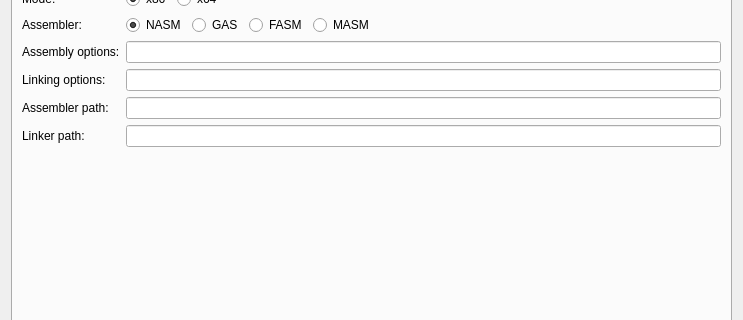
Above: settings.ui from Dman95/SASM before the change; both pictures show x 0 to 743 and y 88 to 408 of the 743 by 494 pixel window. Below: the same form after it.
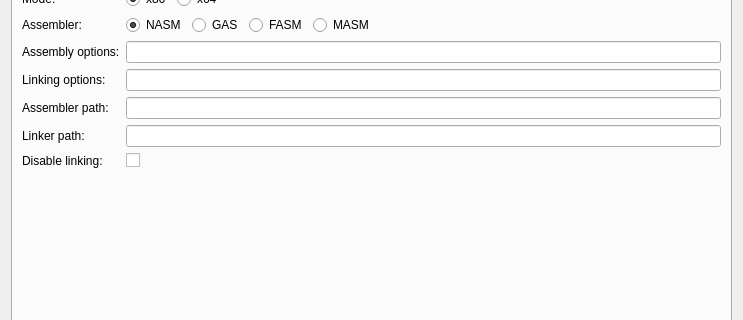
That is the form after the change. The open tabs and pages were chosen to show the change.

Patch:
```diff
--- a/settings.ui
+++ b/settings.ui
@@ -1833,6 +1833,9 @@
       <layout class="QVBoxLayout" name="verticalLayout_6">
        <item>
         <layout class="QFormLayout" name="formLayout">
+         <property name="fieldGrowthPolicy">
+          <enum>QFormLayout::AllNonFixedFieldsGrow</enum>
+         </property>
          <item row="0" column="0">
           <widget class="QLabel" name="modeLabel">
            <property name="text">
@@ -1990,6 +1993,23 @@
          <item row="5" column="1">
           <widget class="QLineEdit" name="linkerPathEdit"/>
          </item>
+         <item row="6" column="0">
+          <widget class="QLabel" name="disableLinkingLabel">
+           <property name="text">
+            <string>Disable linking:</string>
+           </property>
+          </widget>
+         </item>
+         <item row="6" column="1">
+          <widget class="QCheckBox" name="disableLinkingCheckbox">
+           <property name="enabled">
+            <bool>true</bool>
+           </property>
+           <property name="text">
+            <string/>
+           </property>
+          </widget>
+         </item>
         </layout>
        </item>
        <item>
```
Left out of the diff: 4 changed lines with no effect on the pictures.
